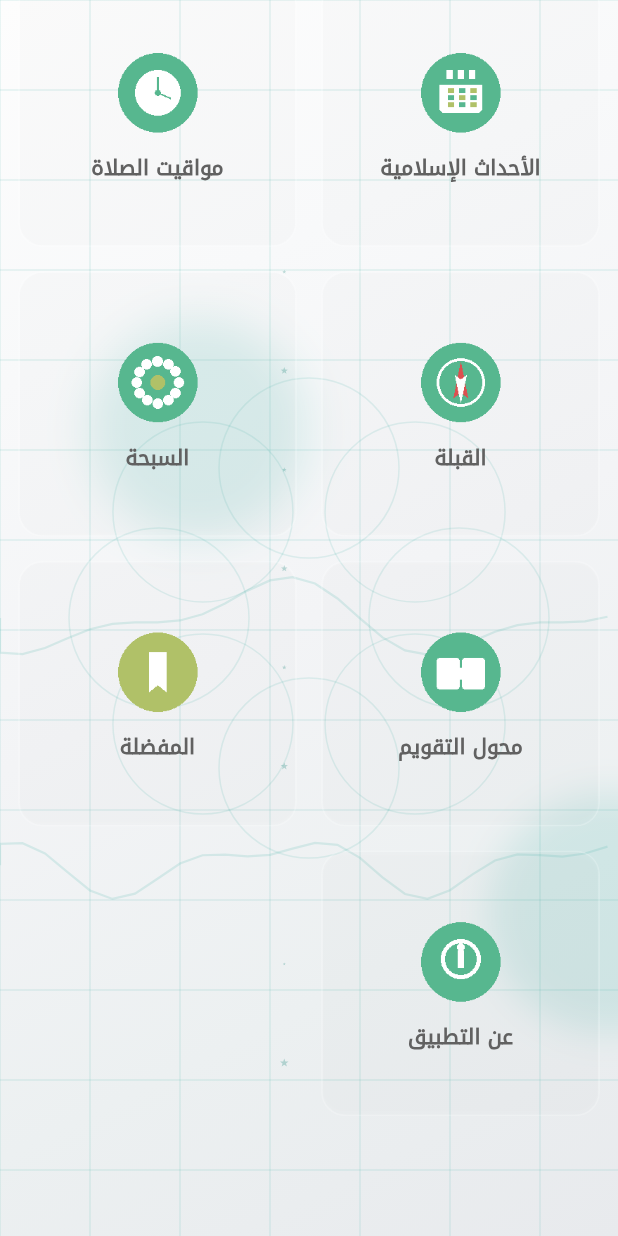
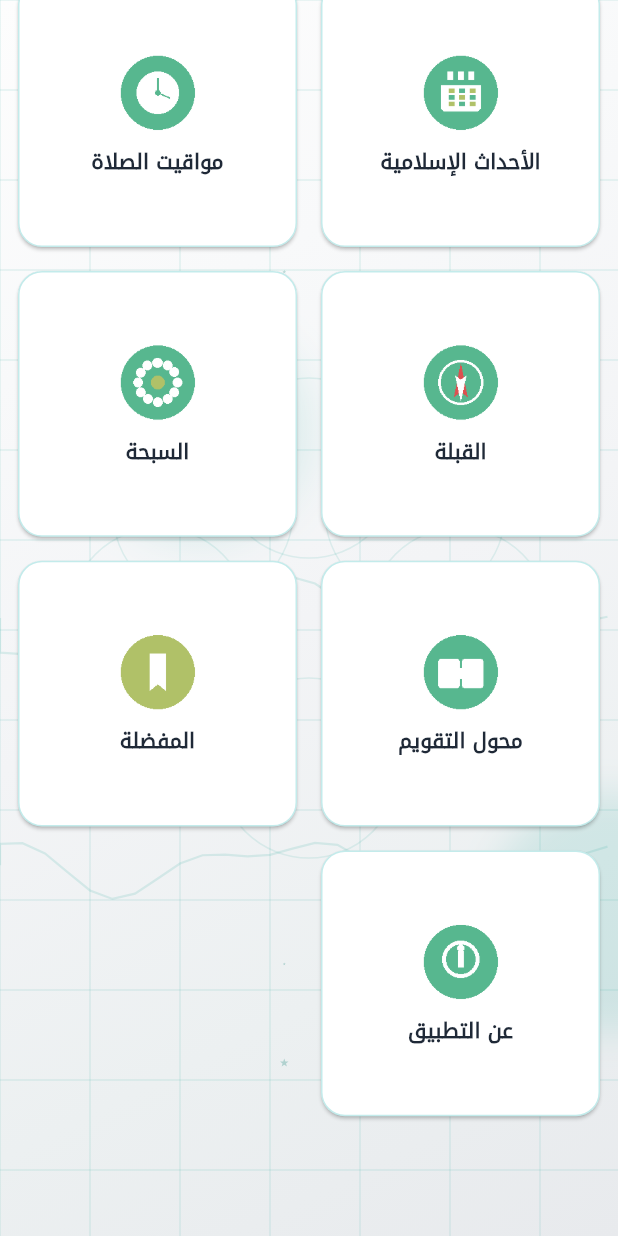
Before and after one commit to AbdoAnany/Muslim-Life, a Flutter app: the MainScreen screen opened directly, scrolled down 909 dp, on a phone screen of 412 x 824 dp. Run offline on Flutter 3.47's test engine with Material 3 defaults, Android fonts, the phone set to English and light mode, and no system bars; our stand-ins replace carousel_slider, dio, flutter_bloc, flutter_local_notifications, flutter_screenutil, flutter_timezone and 15 more; missing offline and left inert: flutter_qiblah, home_widget, new_version_plus; accounts and stored records are empty; network calls fail.

Commit message:
fix(audio,dls): MediaItem tags, iOS session/paths, cohesive teal UI
Audio: just_audio_background requires MediaItem on every AudioSource —
dhikr and click were failing silently on all platforms. Add AVAudioSession,
register MethodChannel after Flutter window is ready, and resolve mp3 paths
at bundle root and raw/. Unit tests for dhikr raw naming.

Design: AppMenuTile home grid, AppScaffold on Sibha/Qibla/Azkar/content/web,
teal TitleAppBar, input decoration theme, prayer card tokens.

Co-authored-by: Abdelrahman Anany <AbdoAnany@users.noreply.github.com>

```diff
--- a/lib/Features/pages/azkar/azkar_widget/azkar_item.dart
+++ b/lib/Features/pages/azkar/azkar_widget/azkar_item.dart
@@ -2,7 +2,7 @@ import 'package:azkar/Features/bloc/Azkar_cubit/azkar_cubit.dart';
 import 'package:azkar/Features/bloc/bookmarkCubit/BookMarkAppCubit.dart';
 import 'package:azkar/Features/model/Azkar/azkar.dart';
 import 'package:azkar/core/animations/bottom_animation.dart';
-import 'package:azkar/core/shared/colors.dart';
+import 'package:azkar/core/theme/app_tokens.dart';
 import 'package:azkar/core/utils/size_config.dart';
 import 'package:flutter/material.dart';
 
@@ -37,7 +37,7 @@ class AzkarItemNew extends StatelessWidget{
             borderRadius:
             BorderRadius.circular(15.0),
             border: Border.all(
-              color: kMainColor,
+              color: AppTokens.brand,
               width: 1,
             ),
           ),
--- a/lib/Features/pages/home_screen/main_screen.dart
+++ b/lib/Features/pages/home_screen/main_screen.dart
@@ -10,6 +10,8 @@ import 'package:azkar/Features/pages/home_screen/widgets/home_location_label.dar
 import 'package:azkar/app_routes.dart';
 import 'package:azkar/core/updates/app_update_checker.dart';
 import 'package:azkar/core/utils/size_config.dart';
+import 'package:azkar/core/theme/app_tokens.dart';
+import 'package:azkar/core/widgets/dls/app_menu_tile.dart';
 import 'package:azkar/features/prayer/prayer_times_screen.dart';
 import 'package:azkar/models/tasbeeh/api_model.dart';
 import 'package:flutter/material.dart';
@@ -89,7 +91,7 @@ class _MainScreenState extends State<MainScreen> with TickerProviderStateMixin {
   Widget build(BuildContext context) {
     SizeConfig().init(context);
     return Scaffold(
-      backgroundColor: const Color(0xFFFAFBFC),
+      backgroundColor: AppTokens.surface,
       body: BlocBuilder<MainBloc, MainState>(
         builder: (context, state) {
           final MainBloc prayer = MainBloc.get(context);
@@ -188,67 +190,10 @@ class _MainScreenState extends State<MainScreen> with TickerProviderStateMixin {
 
   Widget _buildNavigationItem(BuildContext context, ApiModel item) {
     final imagePath = 'assets/images/${item.photo}';
-    return InkWell(
+    return AppMenuTile(
+      label: item.title,
+      imagePath: imagePath,
       onTap: () => AppRoutes.openAction(context, item),
-      borderRadius: BorderRadius.circular(16),
-      child: ClipRRect(
-        borderRadius: BorderRadius.circular(16),
-        child: BackdropFilter(
-          filter: ui.ImageFilter.blur(sigmaX: 0, sigmaY: 0),
-          child: Container(
-            decoration: BoxDecoration(
-              borderRadius: BorderRadius.circular(16),
-              border: Border.all(
-                color: Colors.white.withOpacity( 0.2),
-                width: 1.0,
-              ),
-            ),
-            child: ClipRRect(
-              borderRadius: BorderRadius.circular(16),
-              child: BackdropFilter(
-                filter: ui.ImageFilter.blur(sigmaX: .4, sigmaY: 2),
-                child: Container(
-                  color: Colors.black12.withOpacity( 0.01),
-                  child: Column(
-                    mainAxisAlignment: MainAxisAlignment.center,
-                    children: [
-                      Hero(
-                        tag: imagePath,
-                        child: Image.asset(
-                          imagePath,
-                          height: 60,
-                          width: 60,
-                          errorBuilder: (_, __, ___) => Icon(
-                            Icons.menu_book,
-                            size: 60,
-                            color: Colors.grey[600],
-                          ),
-                        ),
-                      ),
-                      const SizedBox(height: 12),
-                      Padding(
-                        padding: const EdgeInsets.symmetric(horizontal: 8),
-                        child: Text(
-                          item.title,
-                          textAlign: TextAlign.center,
-                          maxLines: 2,
-                          overflow: TextOverflow.ellipsis,
-                          style: TextStyle(
-                            fontSize: 14,
-                            fontWeight: FontWeight.w600,
-                            color: Colors.grey[700],
-                            height: 1.2,
-                          ),
-                        ),
-                      ),
-                    ],
-                  ),
-                ),
-              ),
-            ),
-          ),
-        ),
-      ),
     );
   }
 
@@ -264,12 +209,12 @@ class _MainScreenState extends State<MainScreen> with TickerProviderStateMixin {
             begin: Alignment.topLeft,
             end: Alignment.bottomRight,
             colors: [
-              Color(0xFF4DB6AC),
-              Color(0xFF26A69A),
-              Color(0xFF00796B),
+              AppTokens.brand,
+              AppTokens.brandDark,
+              Color(0xFF066666),
             ],
           ),
-          borderRadius: BorderRadius.circular(20),
+          borderRadius: BorderRadius.circular(AppTokens.radiusLg),
         ),
         child: Text(
           prayer.textState,
@@ -298,15 +243,15 @@ class _MainScreenState extends State<MainScreen> with TickerProviderStateMixin {
             begin: Alignment.topLeft,
             end: Alignment.bottomRight,
             colors: [
-              Color(0xFF4DB6AC),
-              Color(0xFF26A69A),
-              Color(0xFF00796B),
+              AppTokens.brand,
+              AppTokens.brandDark,
+              Color(0xFF066666),
             ],
           ),
-          borderRadius: BorderRadius.circular(20),
+          borderRadius: BorderRadius.circular(AppTokens.radiusLg),
           boxShadow: [
             BoxShadow(
-              color: const Color(0xFF4DB6AC).withOpacity( 0.3),
+              color: AppTokens.brand.withOpacity(0.3),
               blurRadius: 15,
               offset: ui.Offset(0, 8),
               spreadRadius: 0,
--- a/lib/app_routes.dart
+++ b/lib/app_routes.dart
@@ -86,7 +86,7 @@ class AppRoutes {
       case AppModel.sibha:
         Navigator.push(
           context,
-          MaterialPageRoute(builder: (_) => Misbaha()),
+          MaterialPageRoute(builder: (_) => const Misbaha()),
         );
         break;
       case AppModel.convertDate:
--- /dev/null
+++ b/lib/core/widgets/dls/app_menu_tile.dart
@@ -0,0 +1,74 @@
+import 'package:azkar/core/theme/app_tokens.dart';
+import 'package:flutter/material.dart';
+
+/// Home grid menu cell — teal-bordered card with icon and label.
+class AppMenuTile extends StatelessWidget {
+  const AppMenuTile({
+    super.key,
+    required this.label,
+    required this.imagePath,
+    required this.onTap,
+    this.heroTag,
+    this.fallbackIcon = Icons.menu_book_outlined,
+  });
+
+  final String label;
+  final String imagePath;
+  final VoidCallback onTap;
+  final String? heroTag;
+  final IconData fallbackIcon;
+
+  @override
+  Widget build(BuildContext context) {
+    final image = Hero(
+      tag: heroTag ?? imagePath,
+      child: Image.asset(
+        imagePath,
+        height: 56,
+        width: 56,
+        errorBuilder: (_, __, ___) => Icon(
+          fallbackIcon,
+          size: 56,
+          color: AppTokens.brand,
+        ),
+      ),
+    );
+
+    return Material(
+      color: Colors.white,
+      elevation: AppTokens.elevationCard,
+      borderRadius: BorderRadius.circular(AppTokens.radiusLg),
+      child: InkWell(
+        onTap: onTap,
+        borderRadius: BorderRadius.circular(AppTokens.radiusLg),
+        child: Container(
+          decoration: BoxDecoration(
+            borderRadius: BorderRadius.circular(AppTokens.radiusLg),
+            border: Border.all(color: AppTokens.brand.withOpacity(0.25)),
+          ),
+          padding: const EdgeInsets.symmetric(
+            horizontal: AppTokens.spaceSm,
+            vertical: AppTokens.spaceMd,
+          ),
+          child: Column(
+            mainAxisAlignment: MainAxisAlignment.center,
+            children: [
+              image,
+              const SizedBox(height: AppTokens.spaceSm),
+              Text(
+                label,
+                textAlign: TextAlign.center,
+                maxLines: 2,
+                overflow: TextOverflow.ellipsis,
+                style: Theme.of(context).textTheme.titleMedium?.copyWith(
+                      fontSize: 14,
+                      color: AppTokens.onSurface,
+                    ),
+              ),
+            ],
+          ),
+        ),
+      ),
+    );
+  }
+}
--- a/lib/features/onboarding/onboarding_screen.dart
+++ b/lib/features/onboarding/onboarding_screen.dart
@@ -1,5 +1,6 @@
 import 'package:azkar/app_routes.dart';
 import 'package:azkar/core/storage/cash_local.dart';
+import 'package:azkar/core/theme/app_tokens.dart';
 import 'package:azkar/core/widgets/home_widget_bridge.dart';
 import 'package:flutter/material.dart';
 import 'package:geolocator/geolocator.dart';
@@ -40,6 +41,7 @@ class _OnboardingScreenState extends State<OnboardingScreen> {
     return Directionality(
       textDirection: TextDirection.rtl,
       child: Scaffold(
+        backgroundColor: AppTokens.surface,
         body: SafeArea(
           child: Column(
             children: [
```
Also changed, not shown: lib/Features/pages/azkar/azkar_index_screen.dart (+13 -10 lines), lib/Features/pages/surah/surah_index_screen.dart (+5 -7 lines), lib/Features/widget/title_appbar.dart (+9 -10 lines), lib/core/audio/app_audio.dart (+35 -12 lines), lib/core/audio/bundle_audio_channel.dart (+11 -0 lines), lib/core/audio/dhikr_sound_names.dart (added, +26 -0 lines), lib/core/theme/app_theme.dart (+16 -0 lines), lib/core/widgets/dls/empty_state.dart (+8 -0 lines), lib/core/widgets/misbaha.dart (+38 -43 lines), lib/core/widgets/qibla.dart (+15 -27 lines), lib/core/widgets/title.dart (+29 -16 lines), lib/features/content/content_detail_screen.dart (+7 -12 lines), lib/features/web/local_html_screen.dart (+4 -7 lines), lib/models/tasbeeh/zeker_model.dart (+9 -13 lines), 3 other files.
